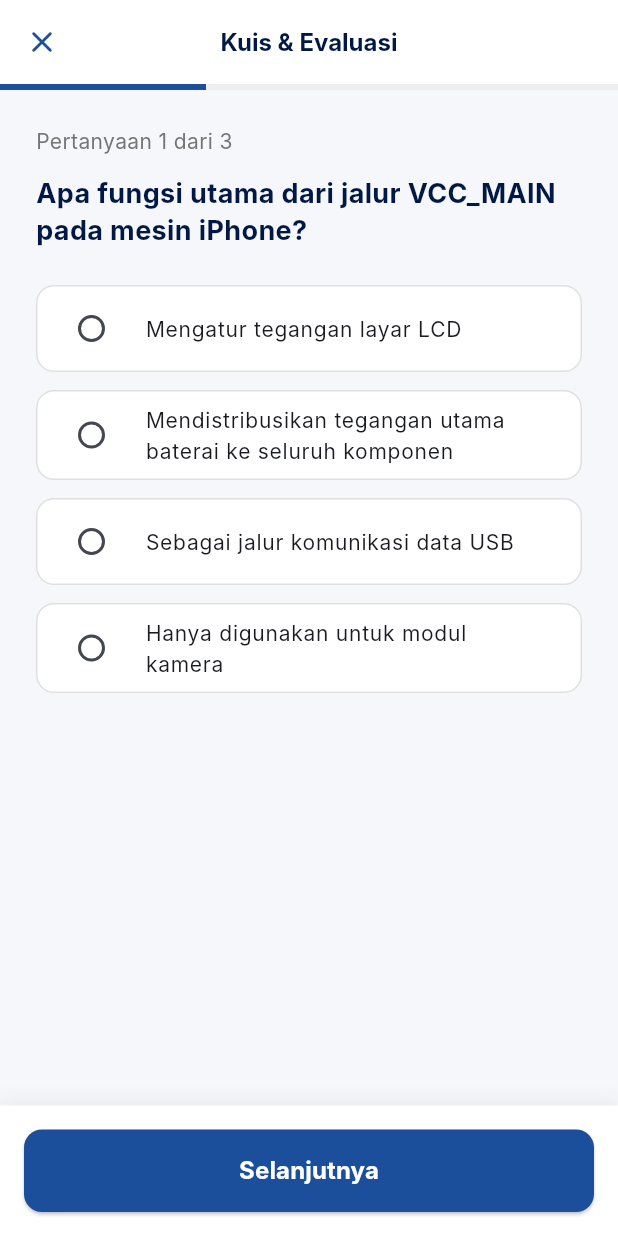
After one commit to dapskuycode/MOCKUP-VBAT, a Flutter app: the QuizPage screen opened by its route, on a phone screen of 412 x 824 dp. The commit adds this screen. Run offline on Flutter 3.47's test engine with Material 3 defaults, Android fonts, the phone set to English and light mode, and no system bars; our stand-ins replace dartz, dio, equatable, flutter_bloc, go_router, shared_preferences and 1 more; accounts and stored records are empty; network calls fail; Roboto replaces fonts that are missing (Inter).

Commit message:
penyesuaian terhadap requirement dan perubahan design

```diff
--- a/lib/core/routes/app_router.dart
+++ b/lib/core/routes/app_router.dart
@@ -14,6 +14,7 @@ import 'package:vbat_ponsel/features/belajar/presentation/pages/course_detail_pa
 import 'package:vbat_ponsel/features/belajar/presentation/pages/video_player_page.dart';
 import 'package:vbat_ponsel/features/belajar/presentation/pages/learning_dashboard_page.dart';
 import 'package:vbat_ponsel/features/belajar/presentation/pages/certificate_page.dart';
+import 'package:vbat_ponsel/features/belajar/presentation/pages/quiz_page.dart';
 import 'package:vbat_ponsel/features/forum/presentation/pages/forum_page.dart';
 import 'package:vbat_ponsel/features/forum/presentation/pages/forum_detail_page.dart';
 import 'package:vbat_ponsel/features/forum/presentation/pages/create_thread_page.dart';
@@ -91,6 +92,10 @@ class AppRouter {
       GoRoute(
         path: '/certificate',
         builder: (context, state) => const CertificatePage(),
+      ),
+      GoRoute(
+        path: '/quiz',
+        builder: (context, state) => const QuizPage(),
       ),
       GoRoute(
         path: '/forum',
--- /dev/null
+++ b/lib/features/belajar/presentation/pages/quiz_page.dart
@@ -0,0 +1,185 @@
+import 'package:flutter/material.dart';
+import 'package:go_router/go_router.dart';
+
+class QuizPage extends StatefulWidget {
+  const QuizPage({super.key});
+
+  @override
+  State<QuizPage> createState() => _QuizPageState();
+}
+
+class _QuizPageState extends State<QuizPage> {
+  final Color _primaryBlue = const Color(0xFF1B4F9B);
+  final Color _bgLight = const Color(0xFFF5F7FA);
+  final Color _textDark = const Color(0xFF001944);
+
+  int _currentQuestionIndex = 0;
+
+  @override
+  Widget build(BuildContext context) {
+    return Scaffold(
+      backgroundColor: _bgLight,
+      appBar: AppBar(
+        backgroundColor: Colors.white,
+        elevation: 0,
+        centerTitle: true,
+        leading: IconButton(
+          icon: Icon(Icons.close_rounded, color: _primaryBlue),
+          onPressed: () => context.pop(),
+        ),
+        title: Text(
+          "Kuis & Evaluasi",
+          style: TextStyle(
+            color: _textDark,
+            fontWeight: FontWeight.bold,
+            fontSize: 16,
+          ),
+        ),
+        bottom: PreferredSize(
+          preferredSize: const Size.fromHeight(4),
+          child: LinearProgressIndicator(
+            value: (_currentQuestionIndex + 1) / 3,
+            backgroundColor: Colors.grey.shade200,
+            valueColor: AlwaysStoppedAnimation<Color>(_primaryBlue),
+          ),
+        ),
+      ),
+      body: SingleChildScrollView(
+        padding: const EdgeInsets.all(24),
+        child: Column(
+          crossAxisAlignment: CrossAxisAlignment.start,
+          children: [
+            Text(
+              "Pertanyaan ${_currentQuestionIndex + 1} dari 3",
+              style: TextStyle(color: Colors.grey.shade600, fontSize: 14),
+            ),
+            const SizedBox(height: 12),
+            if (_currentQuestionIndex == 0) _buildMultipleChoice(),
+            if (_currentQuestionIndex == 1) _buildShortAnswer(),
+            if (_currentQuestionIndex == 2) _buildCaseStudy(),
+          ],
+        ),
+      ),
+      bottomNavigationBar: Container(
+        padding: const EdgeInsets.all(16),
+        decoration: BoxDecoration(
+          color: Colors.white,
+          boxShadow: [
+            BoxShadow(
+              color: Colors.black.withValues(alpha: 0.05),
+              blurRadius: 10,
+              offset: const Offset(0, -4),
+            ),
+          ],
+        ),
+        child: ElevatedButton(
+          onPressed: () {
+            if (_currentQuestionIndex < 2) {
+              setState(() {
+                _currentQuestionIndex++;
+              });
+            } else {
+              ScaffoldMessenger.of(context).showSnackBar(
+                const SnackBar(content: Text("Kuis Selesai! Mengembalikan hasil..."))
+              );
+              Future.delayed(const Duration(seconds: 1), () => context.pop());
+            }
+          },
+          style: ElevatedButton.styleFrom(
+            backgroundColor: _primaryBlue,
+            padding: const EdgeInsets.symmetric(vertical: 16),
+            shape: RoundedRectangleBorder(
+              borderRadius: BorderRadius.circular(12),
+            ),
+          ),
+          child: Text(
+            _currentQuestionIndex == 2 ? "Selesaikan Kuis" : "Selanjutnya",
+            style: const TextStyle(fontSize: 16, fontWeight: FontWeight.bold, color: Colors.white),
+          ),
+        ),
+      ),
+    );
+  }
+
+  Widget _buildMultipleChoice() {
+    return Column(
+      crossAxisAlignment: CrossAxisAlignment.start,
+      children: [
+        Text(
+          "Apa fungsi utama dari jalur VCC_MAIN pada mesin iPhone?",
+          style: TextStyle(fontSize: 18, fontWeight: FontWeight.bold, color: _textDark, height: 1.4),
+        ),
+        const SizedBox(height: 24),
+        _buildRadioOption("Mengatur tegangan layar LCD"),
+        _buildRadioOption("Mendistribusikan tegangan utama baterai ke seluruh komponen"),
+        _buildRadioOption("Sebagai jalur komunikasi data USB"),
+        _buildRadioOption("Hanya digunakan untuk modul kamera"),
+      ],
+    );
+  }
+
+  Widget _buildRadioOption(String text) {
+    return Container(
+      margin: const EdgeInsets.only(bottom: 12),
+      decoration: BoxDecoration(
+        color: Colors.white,
+        borderRadius: BorderRadius.circular(12),
+        border: Border.all(color: Colors.grey.shade300),
+      ),
+      child: RadioListTile(
+        value: text,
+        groupValue: null,
+        onChanged: (val) {},
+        title: Text(text, style: const TextStyle(fontSize: 14)),
+        activeColor: _primaryBlue,
+      ),
+    );
+  }
+
+  Widget _buildShortAnswer() {
+    return Column(
+      crossAxisAlignment: CrossAxisAlignment.start,
+      children: [
+        Text(
+          "Sebutkan satu komponen ic yang paling sering mengalami short saat tegangan VCC_MAIN bermasalah (Jawaban Singkat).",
+          style: TextStyle(fontSize: 18, fontWeight: FontWeight.bold, color: _textDark, height: 1.4),
+        ),
+        const SizedBox(height: 24),
+        TextField(
+          decoration: InputDecoration(
+            hintText: "Ketik jawaban Anda di sini...",
+            border: OutlineInputBorder(
+              borderRadius: BorderRadius.circular(12),
+            ),
+            filled: true,
+            fillColor: Colors.white,
+          ),
+        ),
+      ],
+    );
+  }
+
+  Widget _buildCaseStudy() {
+    return Column(
+      crossAxisAlignment: CrossAxisAlignment.start,
+      children: [
+        Text(
+          "Studi Kasus: Sebuah iPhone 13 mati total. Saat diukur, tegangan pada VCC_MAIN menunjukkan angka 0 Volt. Langkah apa yang pertama kali harus Anda lakukan untuk melacak short pada board?",
+          style: TextStyle(fontSize: 18, fontWeight: FontWeight.bold, color: _textDark, height: 1.4),
+        ),
+        const SizedBox(height: 24),
+        TextField(
+          maxLines: 6,
+          decoration: InputDecoration(
+            hintText: "Uraikan langkah analisis dan perbaikan Anda secara detail...",
+            border: OutlineInputBorder(
+              borderRadius: BorderRadius.circular(12),
+            ),
+            filled: true,
+            fillColor: Colors.white,
+          ),
+        ),
+      ],
+    );
+  }
+}
```
Also changed, not shown: lib/features/belajar/presentation/pages/course_detail_page.dart (+41 -0 lines), lib/features/home/presentation/pages/home_page.dart (+16 -0 lines), lib/features/profile/presentation/pages/edit_profile_page.dart (+28 -0 lines), lib/features/profile/presentation/pages/help_center_page.dart (+5 -5 lines), lib/features/shop/presentation/pages/shop_page.dart (+104 -118 lines).
